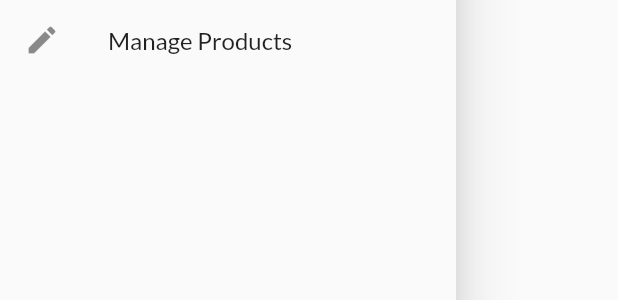
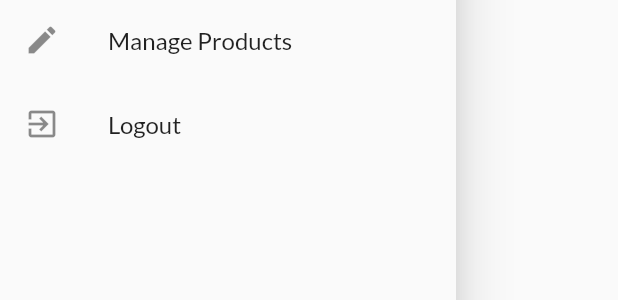
Before and after one commit to jiahaoliuliu/FlutterAndDartTheCompleteGuide-2022Edition, a Flutter app: the AppDrawer widget shown alone on an empty page, opened directly, on a phone screen of 412 x 824 dp. Shown: the part 278-578 px from the top of the screen. Run offline on Flutter 3.47's test engine with Material 2 defaults, Android fonts, the phone set to English and light mode, and no system bars; network calls fail.

Commit message:
Section11: Adding the log out functionality

```diff
--- a/section8/lib/widgets/app_drawer.dart
+++ b/section8/lib/widgets/app_drawer.dart
@@ -1,6 +1,9 @@
 import 'package:flutter/material.dart';
+import 'package:provider/provider.dart';
+
 import 'package:flutter_complete_guide/screens/orders_screen.dart';
 import 'package:flutter_complete_guide/screens/user_product_screen.dart';
+import '../providers/auth.dart';
 
 class AppDrawer extends StatelessWidget {
   @override
@@ -36,6 +39,16 @@ class AppDrawer extends StatelessWidget {
                   .pushReplacementNamed(UserProductScreen.routeName);
             },
           ),
+          ListTile(
+            leading: Icon(Icons.exit_to_app),
+            title: Text('Logout'),
+            onTap: () {
+              Navigator.of(context).pop();
+              // Navigator.of(context)
+              //     .pushReplacementNamed(.routeName);
+              Provider.of<Auth>(context, listen: false).logout();
+            },
+          ),
         ],
       ),
     );
```
Also changed, not shown: section8/lib/providers/auth.dart (+7 -0 lines).
